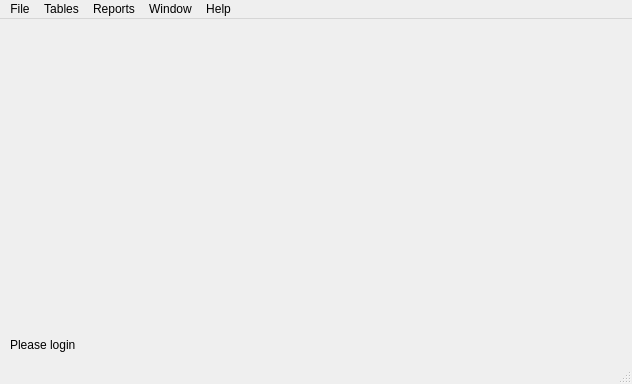
Old version of the form design_files/window_main.ui in the repository elvslv/CompanyDatabase.
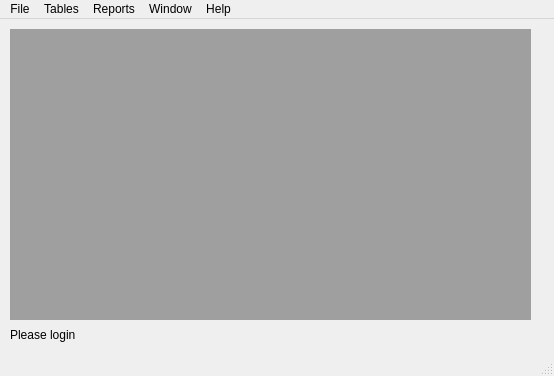
New version of the form.

Patch:
```diff
--- a/design_files/window_main.ui
+++ b/design_files/window_main.ui
@@ -6,8 +6,8 @@
    <rect>
     <x>0</x>
     <y>0</y>
-    <width>632</width>
-    <height>384</height>
+    <width>554</width>
+    <height>376</height>
    </rect>
   </property>
   <property name="windowTitle">
@@ -21,7 +21,7 @@
     <property name="geometry">
      <rect>
       <x>10</x>
-      <y>310</y>
+      <y>300</y>
       <width>601</width>
       <height>31</height>
      </rect>
@@ -30,13 +30,23 @@
      <string>Please login</string>
     </property>
    </widget>
+   <widget class="QMdiArea" name="mdiArea">
+    <property name="geometry">
+     <rect>
+      <x>10</x>
+      <y>10</y>
+      <width>521</width>
+      <height>291</height>
+     </rect>
+    </property>
+   </widget>
   </widget>
   <widget class="QMenuBar" name="menubar">
    <property name="geometry">
     <rect>
      <x>0</x>
      <y>0</y>
-     <width>632</width>
+     <width>554</width>
      <height>21</height>
     </rect>
    </property>
```
Left out of the diff: 54 changed lines with no effect on the pictures.
